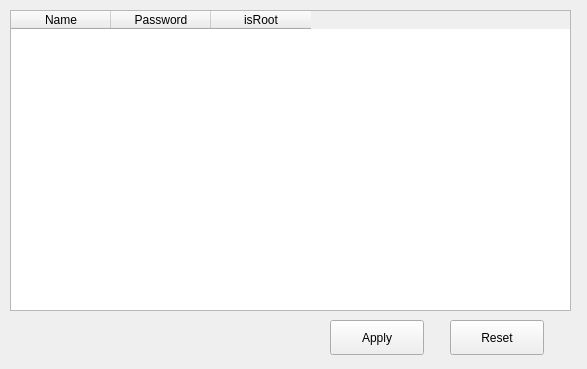
Above: usermanage.ui from libertas/MsgMan before the change. Below: the same form after it.
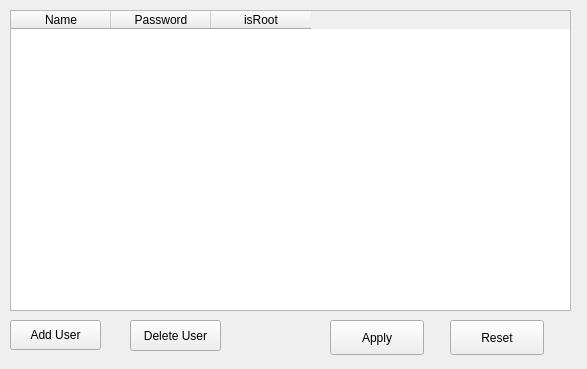
That is the form after the change.

Commit message: complete add and delete for usermanage

```diff
--- a/usermanage.ui
+++ b/usermanage.ui
@@ -65,6 +65,32 @@
      <string>Reset</string>
     </property>
    </widget>
+   <widget class="QPushButton" name="addButton">
+    <property name="geometry">
+     <rect>
+      <x>10</x>
+      <y>320</y>
+      <width>91</width>
+      <height>30</height>
+     </rect>
+    </property>
+    <property name="text">
+     <string>Add User</string>
+    </property>
+   </widget>
+   <widget class="QPushButton" name="deleteButton">
+    <property name="geometry">
+     <rect>
+      <x>130</x>
+      <y>320</y>
+      <width>91</width>
+      <height>31</height>
+     </rect>
+    </property>
+    <property name="text">
+     <string>Delete User</string>
+    </property>
+   </widget>
   </widget>
  </widget>
  <resources/>
```
Left out of the diff: 34 changed lines with no effect on the pictures. The commit also changes 2 other files.
